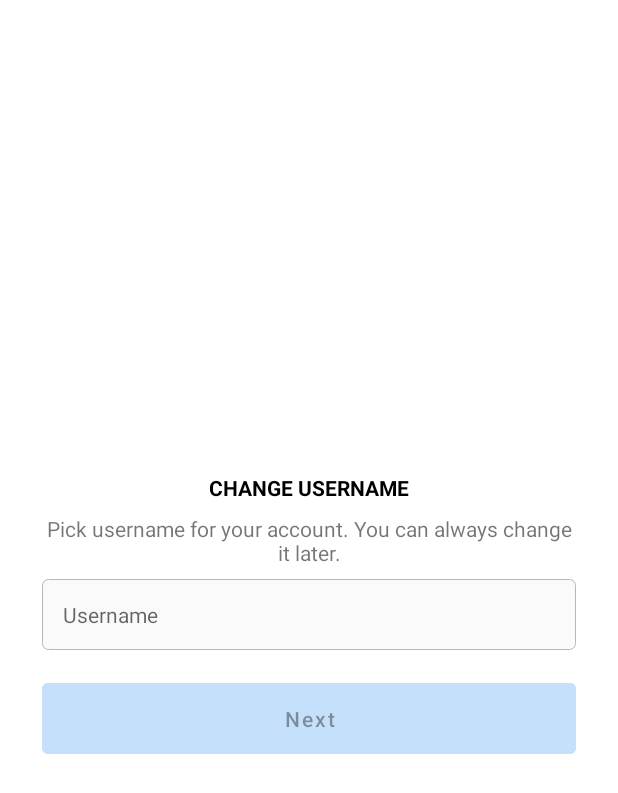
After one commit to 1407arjun/InstagramClone, an Android app: the fragment ChangeUsernameFragment shown on its own in the app's theme, on a phone screen of 412 x 824 dp. The commit adds this screen. Shown: the top 793 px of the screen. Run offline under Robolectric (Android 15) with nearby library versions, the phone set to English and light mode, and no system bars.

Commit message:
Issue solved, added drawables, Added ChangeUsernameFragment

```diff
--- a/app/src/main/java/com/example/instagramclone/DetailsActivity.java
+++ b/app/src/main/java/com/example/instagramclone/DetailsActivity.java
@@ -7,17 +7,16 @@ import android.os.Bundle;
 import android.view.inputmethod.InputMethodManager;
 
 import com.example.instagramclone.Fragments.DetailsFragment;
+import com.google.firebase.auth.FirebaseAuth;
 
 public class DetailsActivity extends AppCompatActivity {
-
-    static String details;
 
     @Override
     protected void onCreate(Bundle savedInstanceState) {
         super.onCreate(savedInstanceState);
         setContentView(R.layout.activity_details);
 
-        details = getIntent().getStringExtra("details");
+        String details = getIntent().getStringExtra("details");
         DetailsFragment detailsFragment = new DetailsFragment();
         Bundle args = new Bundle();
         args.putString("email", details);
--- /dev/null
+++ b/app/src/main/java/com/example/instagramclone/Fragments/ChangeUsernameFragment.java
@@ -0,0 +1,22 @@
+package com.example.instagramclone.Fragments;
+
+import android.os.Bundle;
+
+import androidx.fragment.app.Fragment;
+
+import android.view.LayoutInflater;
+import android.view.View;
+import android.view.ViewGroup;
+
+import com.example.instagramclone.R;
+
+public class ChangeUsernameFragment extends Fragment {
+
+    @Override
+    public View onCreateView(LayoutInflater inflater, ViewGroup container,
+                             Bundle savedInstanceState) {
+        View view = inflater.inflate(R.layout.fragment_change_username, container, false);
+
+        return view;
+    }
+}
--- a/app/src/main/java/com/example/instagramclone/Fragments/SearchFragment.kt
+++ b/app/src/main/java/com/example/instagramclone/Fragments/SearchFragment.kt
@@ -28,13 +28,14 @@ class SearchFragment : Fragment() {
         searchRecyclerView.layoutManager = LinearLayoutManager(context)
 
         searchAdapter = UserAdapter(searchList, context, true)
+        searchRecyclerView.adapter = searchAdapter
         readUsers()
 
         return inflater.inflate(R.layout.fragment_profile, container, false)
     }
 
     private fun readUsers() {
-        var reference: DatabaseReference = Firebase.database.reference.child("Users")
+        val reference: DatabaseReference = Firebase.database.reference.child("Users")
         reference.addValueEventListener(object: ValueEventListener{
             override fun onDataChange(snapshot: DataSnapshot) {
                 if (searchEditText.text.toString().isNullOrEmpty()){
--- /dev/null
+++ b/app/src/main/res/layout/fragment_change_username.xml
@@ -0,0 +1,87 @@
+<?xml version="1.0" encoding="utf-8"?>
+<androidx.constraintlayout.widget.ConstraintLayout xmlns:android="http://schemas.android.com/apk/res/android"
+    xmlns:app="http://schemas.android.com/apk/res-auto"
+    xmlns:tools="http://schemas.android.com/tools"
+    android:layout_width="match_parent"
+    android:layout_height="match_parent"
+    tools:context=".DetailsActivity">
+
+    <LinearLayout
+        android:id="@+id/linearLayout"
+        android:layout_width="match_parent"
+        android:layout_height="wrap_content"
+        android:layout_marginStart="20dp"
+        android:layout_marginEnd="20dp"
+        android:orientation="vertical"
+        app:layout_constraintBottom_toBottomOf="parent"
+        app:layout_constraintEnd_toEndOf="parent"
+        app:layout_constraintStart_toStartOf="parent"
+        app:layout_constraintTop_toTopOf="parent">
+
+        <TextView
+            android:id="@+id/welcomeTextView"
+            android:layout_width="match_parent"
+            android:layout_height="wrap_content"
+            android:layout_margin="8dp"
+            android:text="@string/change_username_CAPS"
+            android:textAlignment="center"
+            android:textColor="?attr/colorPrimaryInverse"
+            android:textSize="14sp"
+            android:textStyle="bold" />
+
+        <TextView
+            android:id="@+id/textView"
+            android:layout_width="match_parent"
+            android:layout_height="wrap_content"
+            android:layout_marginStart="8dp"
+            android:layout_marginEnd="8dp"
+            android:text="@string/change_username_msg"
+            android:textAlignment="center" />
+
+        <EditText
+            android:id="@+id/usernameEditText"
+            android:layout_width="match_parent"
+            android:layout_height="wrap_content"
+            android:layout_margin="8dp"
+            android:background="@drawable/edit_text_background"
+            android:ems="10"
+            android:hint="@string/username"
+            android:inputType="textShortMessage|textAutoCorrect|textEmailAddress"
+            android:padding="14dp"
+            android:textSize="14sp" />
+
+        <FrameLayout
+            android:layout_width="match_parent"
+            android:layout_height="match_parent"
+            android:layout_margin="8dp">
+
+            <Button
+                android:id="@+id/nextButton"
+                android:layout_width="match_parent"
+                android:layout_height="wrap_content"
+                android:backgroundTint="@color/button_bg_selector"
+                android:elevation="0dp"
+                android:enabled="false"
+                android:padding="14dp"
+                android:text="@string/next"
+                android:textAllCaps="false"
+                android:textSize="14sp"
+                android:textStyle="normal"
+                app:cornerRadius="4dp" />
+
+            <com.airbnb.lottie.LottieAnimationView
+                android:id="@+id/animationView"
+                android:layout_width="match_parent"
+                android:layout_height="58dp"
+                android:elevation="8dp"
+                android:padding="2dp"
+                android:visibility="gone"
+                app:lottie_autoPlay="false"
+                app:lottie_loop="true"
+                app:lottie_rawRes="@raw/login_loading" />
+
+        </FrameLayout>
+
+    </LinearLayout>
+
+</androidx.constraintlayout.widget.ConstraintLayout>
--- a/app/src/main/res/values/strings.xml
+++ b/app/src/main/res/values/strings.xml
@@ -13,7 +13,7 @@
     <string name="next">Next</string>
     <string name="fullname">Full name</string>
     <string name="phone_info">You may receive SMS updates from Instagram and can opt out at any time</string>
-    <string name="welcome">WELCOME TO INSTAGRAM,\narjun140702</string>
+    <string name="welcome">WELCOME TO INSTAGRAM,\n</string>
     <string name="welcome_msg">Find people to follow and start sharing photos. You can change your username anytime.</string>
     <string name="change_username">Change Username</string>
     <string name="name_info">Your contacts will be periodically synced and stored on Instagram servers to help
@@ -25,4 +25,7 @@
     <string name="hello_blank_fragment">Hello blank fragment</string>
     <string name="name_and_pwd">NAME AND PASSWORD</string>
     <string name="password_error">Passwords should be at least 6 characters</string>
+    <string name="change_username_CAPS">CHANGE USERNAME</string>
+    <string name="username">Username</string>
+    <string name="change_username_msg">Pick username for your account. You can always change it later.</string>
 </resources>
```
Also changed, not shown: app/src/main/java/com/example/instagramclone/Fragments/DetailsFragment.java (+29 -11 lines), app/src/main/java/com/example/instagramclone/Fragments/UsernameFragment.java (+7 -0 lines), app/src/main/res/drawable-anydpi/ic_done.xml (added, +11 -0 lines), app/src/main/res/layout/fragment_details.xml (+4 -4 lines), app/src/main/res/drawable-hdpi/ic_done.png (added), app/src/main/res/drawable-mdpi/ic_done.png (added), app/src/main/res/drawable-xhdpi/ic_done.png (added), app/src/main/res/drawable-xxhdpi/ic_done.png (added).
